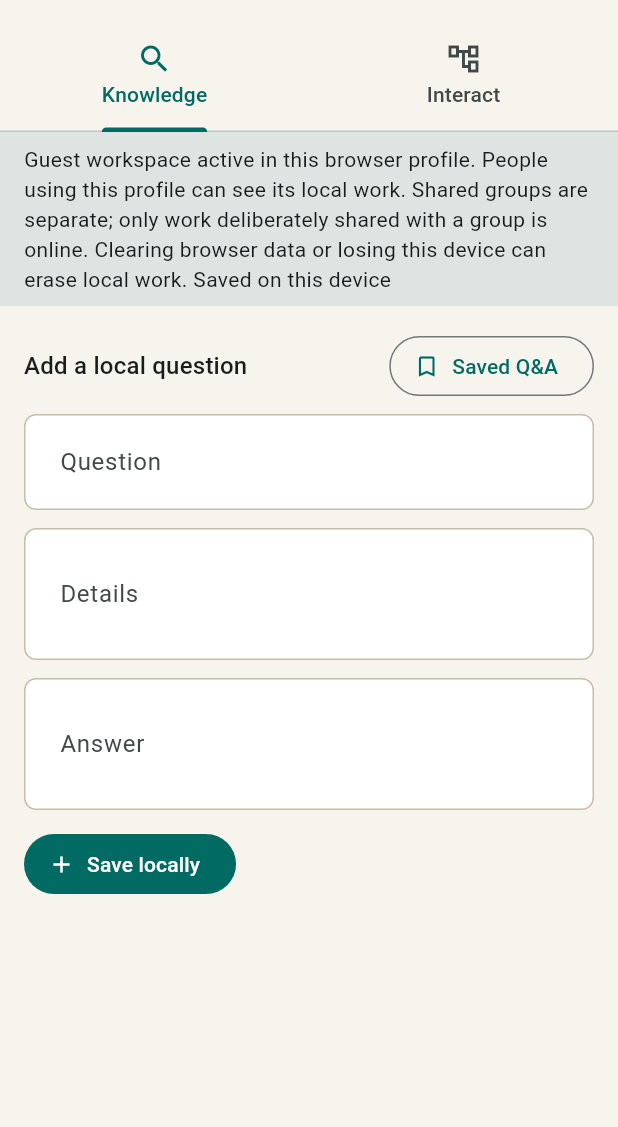
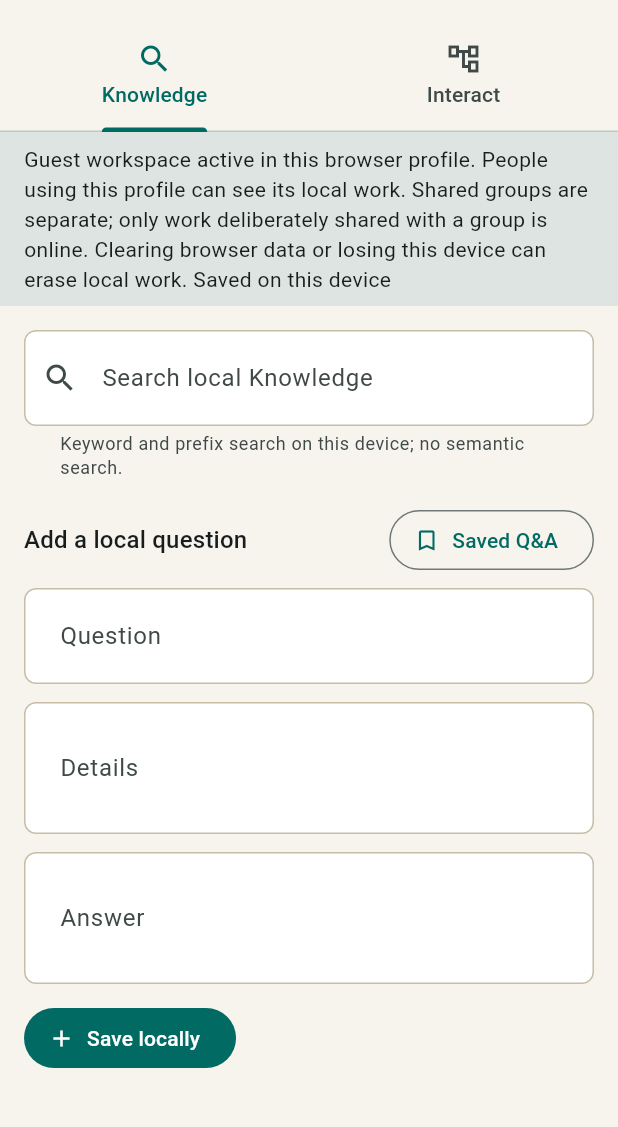
Before and after one commit to ManuelKismet/interaction-qa-flow, a Flutter app: the screen it shows after launch, on a phone screen of 412 x 824 dp, the part 63-1190 px from its top. Run offline on Flutter 3.47's test engine with Material 3 defaults, Android fonts, the phone set to English and light mode, and no system bars; our stand-ins replace cross_file, dio, firebase_auth, firebase_core, flutter_riverpod, go_router and 3 more; missing offline and left inert: dart:js_interop, firebase_app_check; accounts and stored records are empty; Roboto replaces fonts that are missing (Georgia).

Commit message:
Restore main guest Knowledge search
Co-authored-by: ManuelKismet <32266457+ManuelKismet@users.noreply.github.com>

```diff
--- a/apps/flutter_app/lib/features/guest/presentation/guest_workspace_page.dart
+++ b/apps/flutter_app/lib/features/guest/presentation/guest_workspace_page.dart
@@ -1172,6 +1172,17 @@ class _GuestKnowledgeTabState extends State<_GuestKnowledgeTab> {
     final matches = widget.items
         .where((item) => matchesGuestKeywordOrPrefix(query, item))
         .toList();
+    final searchField = TextField(
+      controller: _query,
+      decoration: const InputDecoration(
+        labelText: 'Search local Knowledge',
+        helperText:
+            'Keyword and prefix search on this device; no semantic search.',
+        helperMaxLines: 3,
+        prefixIcon: Icon(Icons.search),
+      ),
+      onChanged: (_) => setState(() {}),
+    );
     if (_showSavedQuestions) {
       return Align(
         alignment: Alignment.topCenter,
@@ -1180,6 +1191,8 @@ class _GuestKnowledgeTabState extends State<_GuestKnowledgeTab> {
           child: ListView(
             padding: const EdgeInsets.all(16),
             children: [
+              searchField,
+              const SizedBox(height: 16),
               Align(
                 alignment: Alignment.centerLeft,
                 child: TextButton.icon(
@@ -1190,18 +1203,6 @@ class _GuestKnowledgeTabState extends State<_GuestKnowledgeTab> {
               ),
               Text('Saved Q&A', style: Theme.of(context).textTheme.titleLarge),
               const SizedBox(height: 12),
-              TextField(
-                controller: _query,
-                decoration: const InputDecoration(
-                  labelText: 'Search saved Q&A',
-                  helperText:
-                      'Keyword and prefix search on this device; no semantic search.',
-                  helperMaxLines: 3,
-                  prefixIcon: Icon(Icons.search),
-                ),
-                onChanged: (_) => setState(() {}),
-              ),
-              const SizedBox(height: 16),
               if (matches.isEmpty)
                 Padding(
                   padding: const EdgeInsets.all(24),
@@ -1252,6 +1253,8 @@ class _GuestKnowledgeTabState extends State<_GuestKnowledgeTab> {
         child: ListView(
           padding: const EdgeInsets.all(16),
           children: [
+            searchField,
+            const SizedBox(height: 16),
             Row(
               children: [
                 Expanded(
```
Also changed, not shown: 2 other files.
